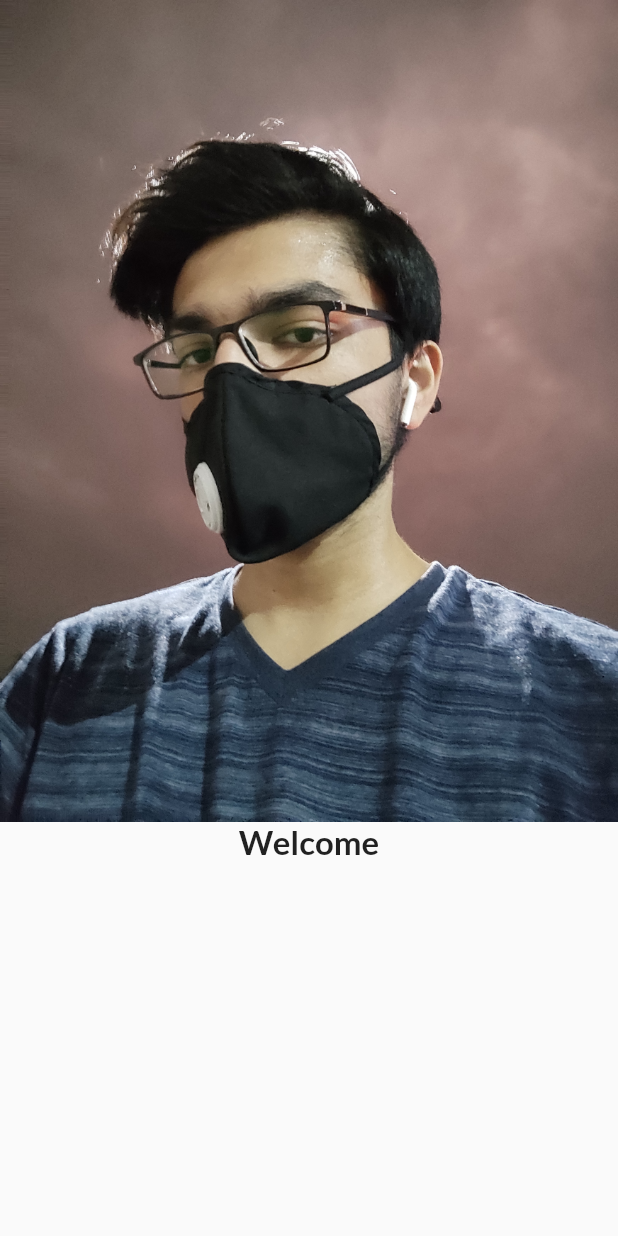
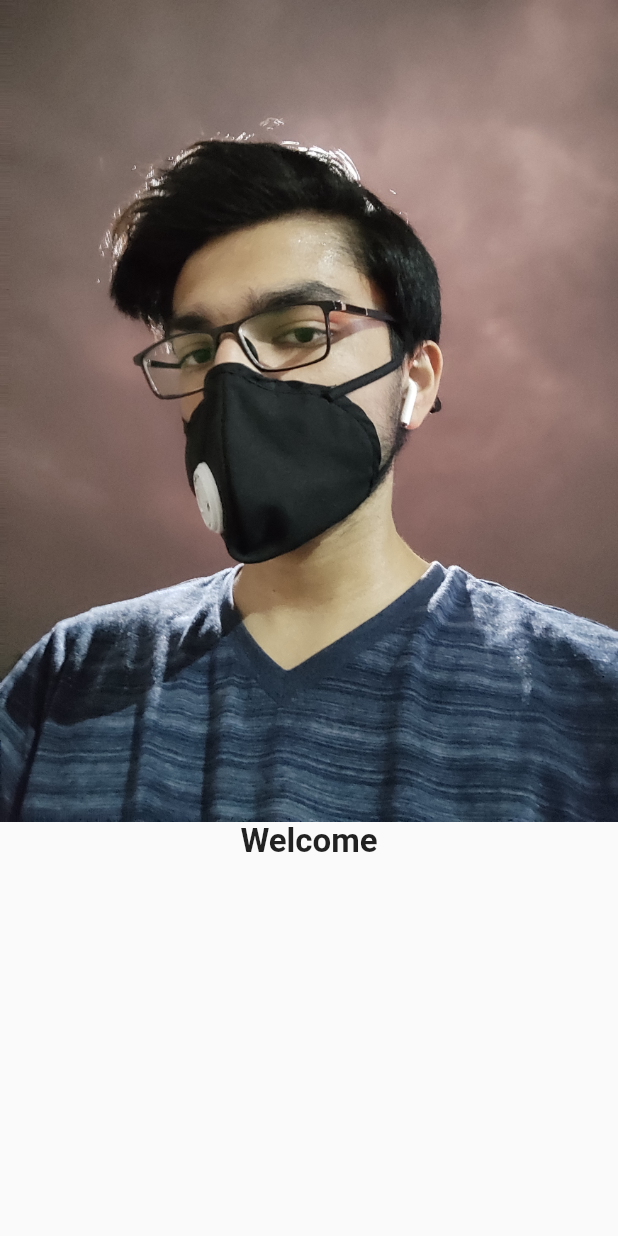
Before and after one commit to bhavik-mangla/FlutterCodepur, a Flutter app: the screen it shows after launch, on a phone screen of 412 x 824 dp. Run offline on Flutter 3.47's test engine with Material 2 defaults, Android fonts, the phone set to English and light mode, and no system bars; our stand-ins replace google_fonts.

Commit message:
4th commit

```diff
--- a/lib/main.dart
+++ b/lib/main.dart
@@ -14,8 +14,8 @@ class MyApp extends StatelessWidget {
     return MaterialApp(
       themeMode: ThemeMode.light,
       theme: ThemeData(
-          primarySwatch: Colors.deepPurple,
-          fontFamily: GoogleFonts.lato().fontFamily),
+        primarySwatch: Colors.deepPurple,
+      ),
       darkTheme: ThemeData(
         brightness: Brightness.dark,
       ),
--- a/pubspec.yaml
+++ b/pubspec.yaml
@@ -34,7 +34,6 @@ dependencies:
   # The following adds the Cupertino Icons font to your application.
   # Use with the CupertinoIcons class for iOS style icons.
   cupertino_icons: ^1.0.2
-  google_fonts: ^2.1.0
 
 dev_dependencies:
   flutter_test:
```
Also changed, not shown: pubspec.lock, 4 other files.
